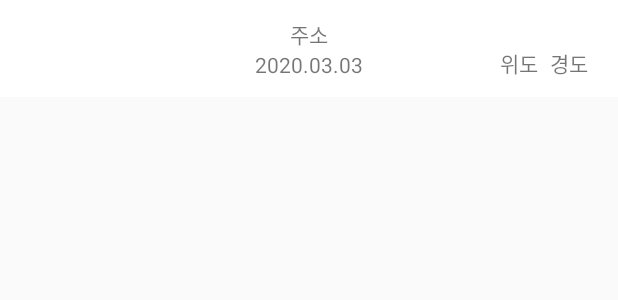
After one commit to kmp1007s/loca, an Android app: the layout item_location.xml on its own in the app's theme, with its tools: preview values and no code run, on a phone screen of 412 x 824 dp. The commit adds this screen. Shown: the top 300 px of the screen. Run offline under Robolectric (Android 15) with nearby library versions, the phone set to English and light mode, and no system bars.

Commit message:
Add loading date and locations
Add loading date and locations

```diff
--- a/app/build.gradle
+++ b/app/build.gradle
@@ -3,6 +3,10 @@ apply plugin: 'com.android.application'
 android {
     compileSdkVersion 29
     buildToolsVersion "29.0.3"
+
+    viewBinding {
+        enabled = true
+    }
 
     defaultConfig {
         applicationId "com.example.myapp.loca"
--- a/app/src/main/res/layout/activity_main.xml
+++ b/app/src/main/res/layout/activity_main.xml
@@ -6,7 +6,7 @@
     android:layout_height="match_parent">
 
     <androidx.recyclerview.widget.RecyclerView
-        android:id="@+id/mainRecyclerView"
+        android:id="@+id/recyclerViewDateAndLocations"
         android:layout_width="match_parent"
         android:layout_height="match_parent"
         app:layout_constraintBottom_toBottomOf="parent"
--- /dev/null
+++ b/app/src/main/res/layout/item_location.xml
@@ -0,0 +1,51 @@
+<?xml version="1.0" encoding="utf-8"?>
+<androidx.constraintlayout.widget.ConstraintLayout
+    xmlns:android="http://schemas.android.com/apk/res/android"
+    xmlns:app="http://schemas.android.com/apk/res-auto"
+    xmlns:tools="http://schemas.android.com/tools"
+    android:layout_width="match_parent"
+    android:layout_height="wrap_content"
+    android:padding="12dp"
+    android:background="#ffffff">
+
+    <TextView
+        android:id="@+id/textViewAddress"
+        android:layout_width="wrap_content"
+        android:layout_height="wrap_content"
+        android:text="주소"
+        app:layout_constraintBottom_toTopOf="@+id/textViewWhen"
+        app:layout_constraintEnd_toEndOf="parent"
+        app:layout_constraintStart_toStartOf="parent"
+        app:layout_constraintTop_toTopOf="parent" />
+
+    <TextView
+        android:id="@+id/textViewWhen"
+        android:layout_width="wrap_content"
+        android:layout_height="wrap_content"
+        android:text="2020.03.03"
+        app:layout_constraintBottom_toBottomOf="parent"
+        app:layout_constraintEnd_toEndOf="@+id/textViewAddress"
+        app:layout_constraintStart_toStartOf="@+id/textViewAddress"
+        app:layout_constraintTop_toBottomOf="@+id/textViewAddress" />
+
+    <TextView
+        android:id="@+id/textViewLatitude"
+        android:layout_width="wrap_content"
+        android:layout_height="wrap_content"
+        android:layout_marginEnd="8dp"
+        android:text="위도"
+        android:textSize="14dp"
+        app:layout_constraintBottom_toBottomOf="@+id/textViewLongitude"
+        app:layout_constraintEnd_toStartOf="@+id/textViewLongitude"
+        app:layout_constraintTop_toTopOf="@+id/textViewLongitude" />
+
+    <TextView
+        android:id="@+id/textViewLongitude"
+        android:layout_width="wrap_content"
+        android:layout_height="wrap_content"
+        android:layout_marginEnd="8dp"
+        android:text="경도"
+        android:textSize="14dp"
+        app:layout_constraintBottom_toBottomOf="parent"
+        app:layout_constraintEnd_toEndOf="parent" />
+</androidx.constraintlayout.widget.ConstraintLayout>
```
Also changed, not shown: app/src/main/java/com/example/myapp/loca/DateAndLocation.java (renamed from app/src/main/java/com/example/myapp/loca/DateAndLocate.java, +6 -1 lines), app/src/main/java/com/example/myapp/loca/MainActivity.java (+39 -18 lines), app/src/main/java/com/example/myapp/loca/adapter/DateAndLocationsAdapter.java (added, +78 -0 lines), app/src/main/java/com/example/myapp/loca/adapter/LocationsAdapter.java (added, +63 -0 lines), app/src/main/res/layout/item_date_and_location.xml (added, +30 -0 lines).
